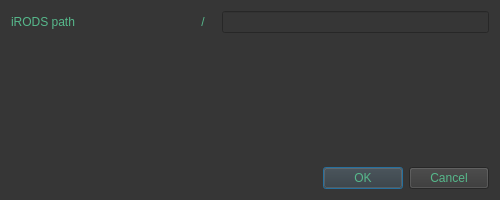
Above: ibridgesgui/ui_files/createCollection.ui from iBridges-for-iRODS/iBridges-GUI before the change. Below: the same form after it.
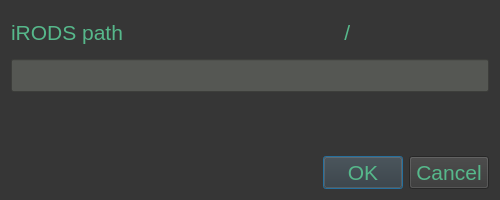
That is the form after the change.

Diff of the .ui file:
```diff
--- a/ibridgesgui/ui_files/createCollection.ui
+++ b/ibridgesgui/ui_files/createCollection.ui
@@ -30,12 +30,21 @@
 {
 	color: rgb(86, 184, 139);
 	background-color: rgb(54, 54, 54);
+    font: 16pt
 }
 
-QLabel#errorLabel
+QLineEdit
+{
+	background-color: rgb(85, 87, 83);
+	border-color: rgb(217, 174, 23)
+}
+
+QLabel#error_label
 {
 	color: rgb(217, 174, 23);
-}</string>
+}
+
+</string>
   </property>
   <layout class="QVBoxLayout" name="verticalLayout">
    <item>
@@ -63,13 +72,13 @@
        </property>
       </spacer>
      </item>
-     <item>
-      <widget class="QLineEdit" name="collPathLine"/>
-     </item>
     </layout>
    </item>
    <item>
-    <widget class="QLabel" name="errorLabel">
+    <widget class="QLineEdit" name="coll_path_input"/>
+   </item>
+   <item>
+    <widget class="QLabel" name="error_label">
      <property name="styleSheet">
       <string notr="true"/>
      </property>
```
